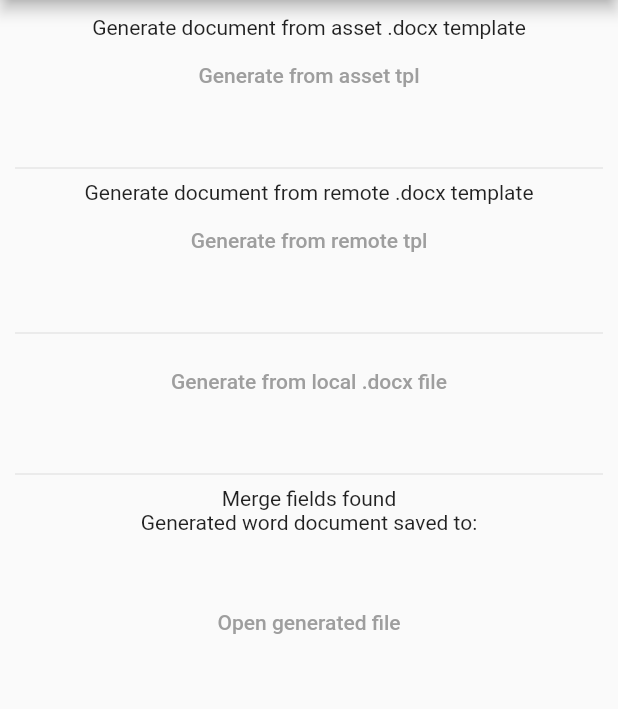
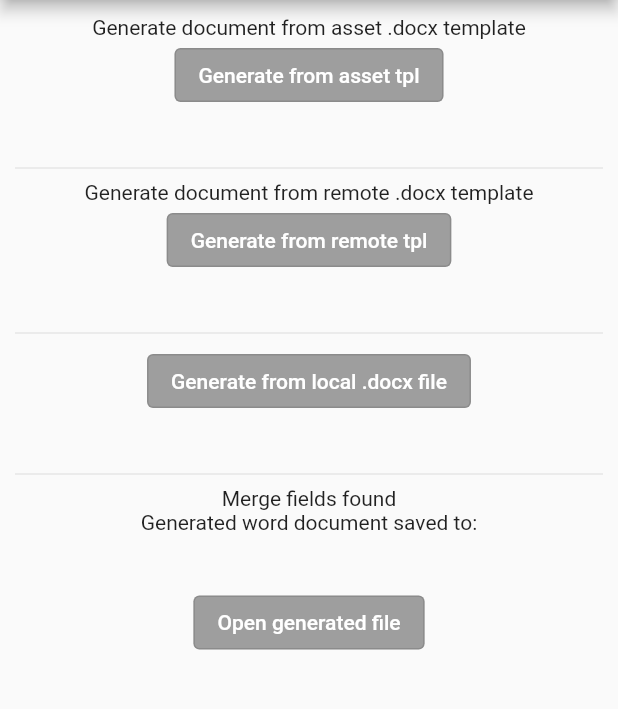
Before and after one commit to DonnC/docxtpl, a Flutter app: the screen it shows after launch, on a phone screen of 412 x 824 dp, the part 84-793 px from its top. Run offline on Flutter 3.47's test engine with Material 2 defaults, Android fonts, the phone set to English and light mode, and no system bars; our stand-ins replace open_file, permission_handler; missing offline and left inert: filesystem_picker.

Commit message:
update example app

```diff
--- a/example/lib/main.dart
+++ b/example/lib/main.dart
@@ -1,14 +1,13 @@
 import 'dart:io';
 
-import 'package:ext_storage/ext_storage.dart';
+import 'package:docxtpl/docxtpl.dart';
 import 'package:filesystem_picker/filesystem_picker.dart';
 import 'package:flutter/material.dart';
 import 'package:open_file/open_file.dart';
+// ignore: depend_on_referenced_packages
 import 'package:path/path.dart' as path;
 import 'package:path_provider/path_provider.dart';
 import 'package:permission_handler/permission_handler.dart';
-
-import 'package:docxtpl/docxtpl.dart';
 
 void main() {
   WidgetsFlutterBinding.ensureInitialized();
@@ -24,17 +23,17 @@ class MyApp extends StatelessWidget {
         primarySwatch: Colors.blue,
         visualDensity: VisualDensity.adaptivePlatformDensity,
       ),
-      home: MyHomePage(title: 'DocxTpl Demo Page'),
+      home: const MyHomePage(title: 'DocxTpl Demo Page'),
     );
   }
 }
 
 class MyHomePage extends StatefulWidget {
-  MyHomePage({Key key, this.title}) : super(key: key);
+  const MyHomePage({Key? key, required this.title}) : super(key: key);
   final String title;
 
   @override
-  _MyHomePageState createState() => _MyHomePageState();
+  State<MyHomePage> createState() => _MyHomePageState();
 }
 
 class _MyHomePageState extends State<MyHomePage> {
@@ -68,17 +67,17 @@ class _MyHomePageState extends State<MyHomePage> {
 
   Future<void> _pickTplFile() async {
     // android only
-    final directory = await ExtStorage.getExternalStorageDirectory();
+    final directory = await getExternalStorageDirectory();
 
-    String path = await FilesystemPicker.open(
+    String? path = await FilesystemPicker.open(
       title: 'Select .docx template',
       context: context,
-      rootDirectory: Directory(directory),
+      rootDirectory: directory!,
       fsType: FilesystemType.file,
       allowedExtensions: ['.docx'],
     );
 
-    await generateDocumentFromTpl(path);
+    // await generateDocumentFromTpl(path);
   }
 
   Future<void> askPermissions() async {
@@ -101,8 +100,8 @@ class _MyHomePageState extends State<MyHomePage> {
       loading = true;
     });
 
-    final directory = await ExtStorage.getExternalStorageDirectory();
-    var filename = path.join(directory, 'generated_tpl_local.docx');
+    final directory = await getExternalStorageDirectory();
+    var filename = path.join(directory!.path, 'generated_tpl_local.docx');
 
     var saveTo = await File(filename).create(recursive: true);
 
@@ -218,46 +217,49 @@ class _MyHomePageState extends State<MyHomePage> {
           mainAxisAlignment: MainAxisAlignment.center,
           children: <Widget>[
             loading
-                ? Center(
+                ? const Center(
                     child: Padding(
-                    padding: const EdgeInsets.all(20),
+                    padding: EdgeInsets.all(20),
                     child: CircularProgressIndicator(),
                   ))
-                : SizedBox.shrink(),
-            Text(
+                : const SizedBox.shrink(),
+            const Text(
               'Generate document from asset .docx template',
             ),
-            TextButton(
-              style: TextButton.styleFrom(
-                foregroundColor: Colors.grey,
+            OutlinedButton(
+              style: OutlinedButton.styleFrom(
+                foregroundColor: Colors.white,
+                backgroundColor: Colors.grey,
               ),
               onPressed: () async => await generateDocumentFromAssetTpl(),
-              child: Text('Generate from asset tpl'),
+              child: const Text('Generate from asset tpl'),
             ),
-            SizedBox(height: 30),
-            Divider(),
-            Text(
+            const SizedBox(height: 30),
+            const Divider(),
+            const Text(
               'Generate document from remote .docx template',
             ),
-            TextButton(
-              style: TextButton.styleFrom(
-                foregroundColor: Colors.grey,
+            OutlinedButton(
+              style: OutlinedButton.styleFrom(
+                foregroundColor: Colors.white,
+                backgroundColor: Colors.grey,
               ),
               onPressed: () async => await generateDocumentFromRemoteTpl(),
-              child: Text('Generate from remote tpl'),
+              child: const Text('Generate from remote tpl'),
             ),
-            SizedBox(height: 30),
-            Divider(),
-            TextButton(
-              style: TextButton.styleFrom(
-                foregroundColor: Colors.grey,
+            const SizedBox(height: 30),
+            const Divider(),
+            OutlinedButton(
+              style: OutlinedButton.styleFrom(
+                foregroundColor: Colors.white,
+                backgroundColor: Colors.grey,
               ),
               onPressed: () async => await _pickTplFile(),
-              child: Text('Generate from local .docx file'),
+              child: const Text('Generate from local .docx file'),
             ),
-            SizedBox(height: 30),
-            Divider(),
-            Text('Merge fields found'),
+            const SizedBox(height: 30),
+            const Divider(),
+            const Text('Merge fields found'),
             Wrap(
               children: mergeFields
                   .map(
@@ -272,7 +274,7 @@ class _MyHomePageState extends State<MyHomePage> {
                           padding: const EdgeInsets.all(5.0),
                           child: Text(
                             field,
-                            style: TextStyle(color: Colors.white),
+                            style: const TextStyle(color: Colors.white),
                           ),
                         ),
                       ),
@@ -280,22 +282,23 @@ class _MyHomePageState extends State<MyHomePage> {
                   )
                   .toList(),
             ),
-            Text('Generated word document saved to:'),
+            const Text('Generated word document saved to:'),
             Text(
               savedFile,
-              style: TextStyle(
+              style: const TextStyle(
                 color: Colors.blue,
                 fontSize: 17,
                 fontWeight: FontWeight.w600,
               ),
             ),
-            SizedBox(height: 15),
-            TextButton(
-              style: TextButton.styleFrom(
-                foregroundColor: Colors.grey,
+            const SizedBox(height: 15),
+            OutlinedButton(
+              onPressed: () async => await openFile(),
+              style: OutlinedButton.styleFrom(
+                foregroundColor: Colors.white,
+                backgroundColor: Colors.grey,
               ),
-              onPressed: () async => await openFile(),
-              child: Text('Open generated file'),
+              child: const Text('Open generated file'),
             ),
           ],
         ),
```
Also changed, not shown: example/analysis_options.yaml (added, +29 -0 lines), example/pubspec.yaml (+27 -12 lines), example/pubspec.lock, 81 other files.
